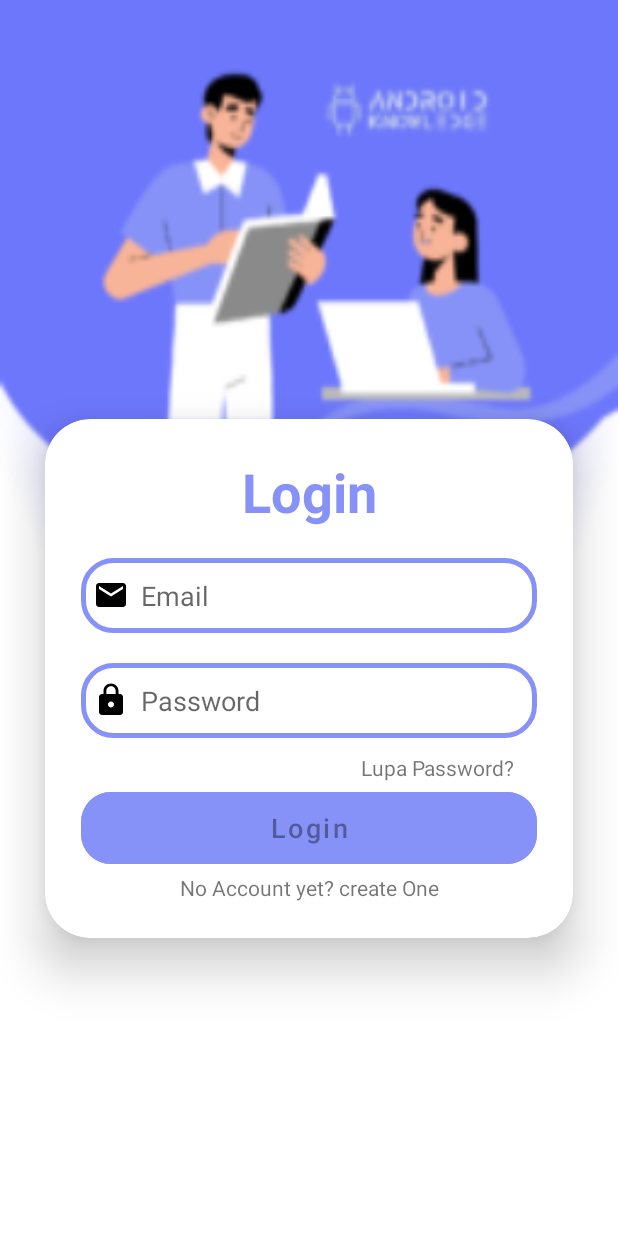
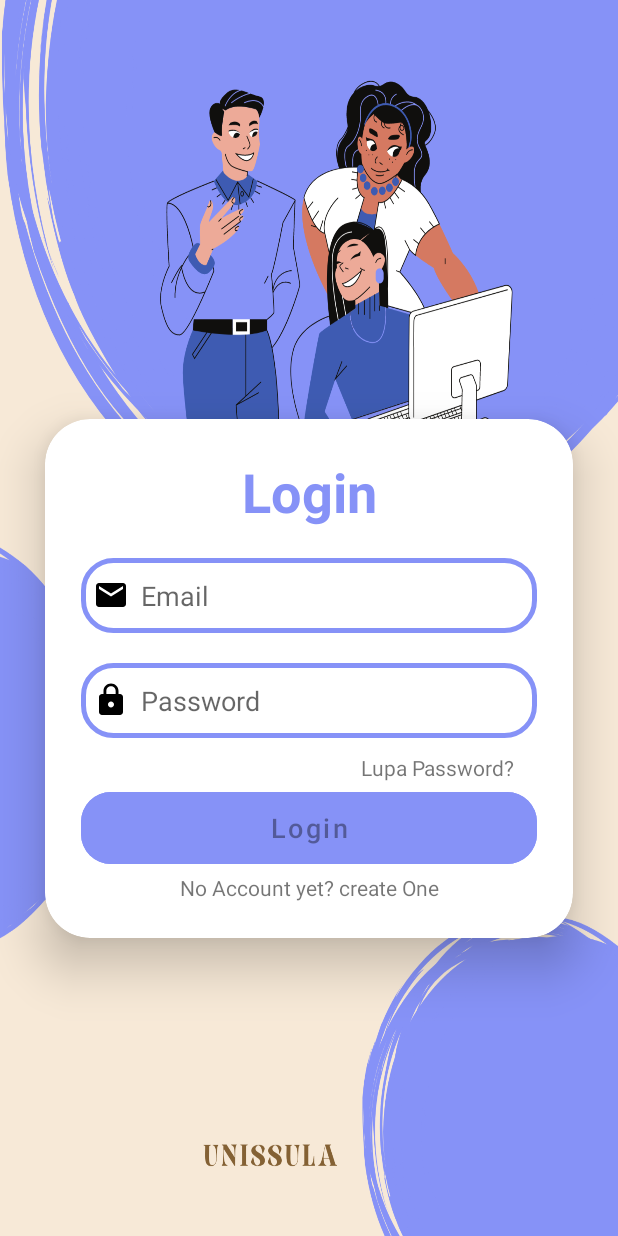
Before and after one commit to SalfaBella/UTS_Mobile_Programming, an Android app: the layout activity_main.xml on its own in the app's theme, with its tools: preview values and no code run, on a phone screen of 412 x 824 dp. Run offline under Robolectric (Android 15) with nearby library versions, the phone set to English and light mode, and no system bars.

Commit message:
update home activity

```diff
--- a/app/src/main/res/layout/activity_home.xml
+++ b/app/src/main/res/layout/activity_home.xml
@@ -15,7 +15,7 @@
         android:text="32602000057"
         android:fontFamily="@font/boorsok"
         android:textAlignment="center"
-        android:textColor="@color/black"
+        android:textColor="@color/orange"
         android:textSize="32sp"
         android:textStyle="bold"
         app:layout_constraintEnd_toEndOf="parent"
--- a/app/src/main/res/layout/activity_main.xml
+++ b/app/src/main/res/layout/activity_main.xml
@@ -6,7 +6,7 @@
     android:layout_height="match_parent"
     android:orientation="vertical"
     android:gravity="center"
-    android:background="@drawable/bg"
+    android:background="@drawable/bg1"
     tools:context=".MainActivity">
 
     <androidx.cardview.widget.CardView
```
Also changed, not shown: app/src/main/res/drawable-v24/bg.png (deleted).
